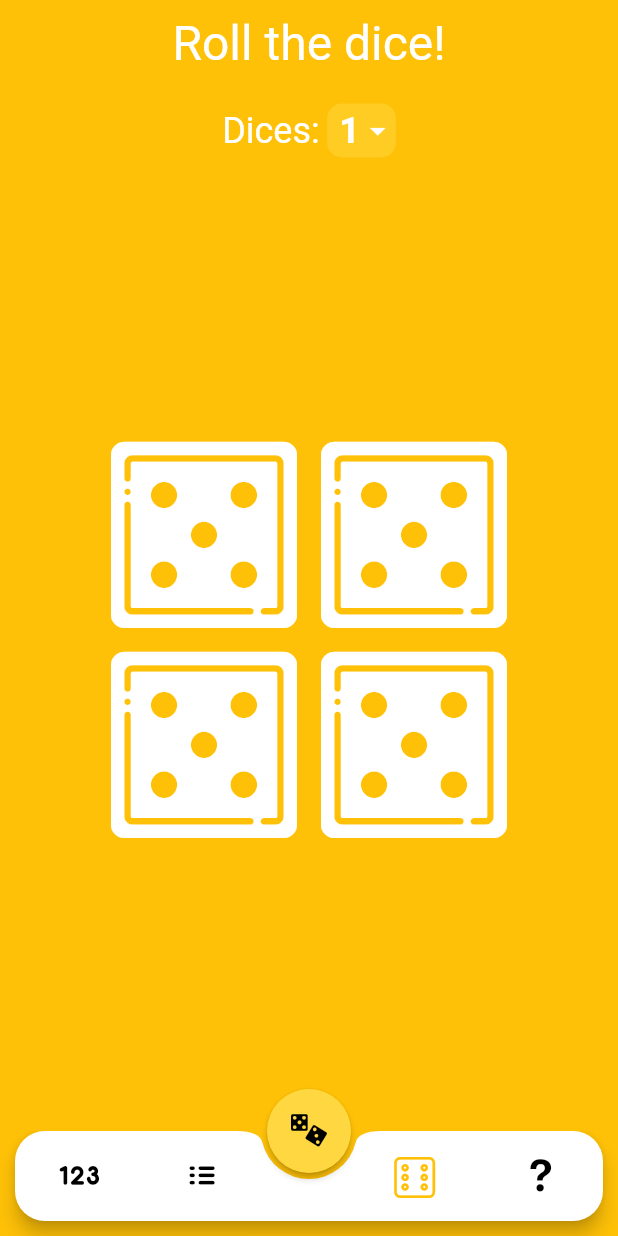
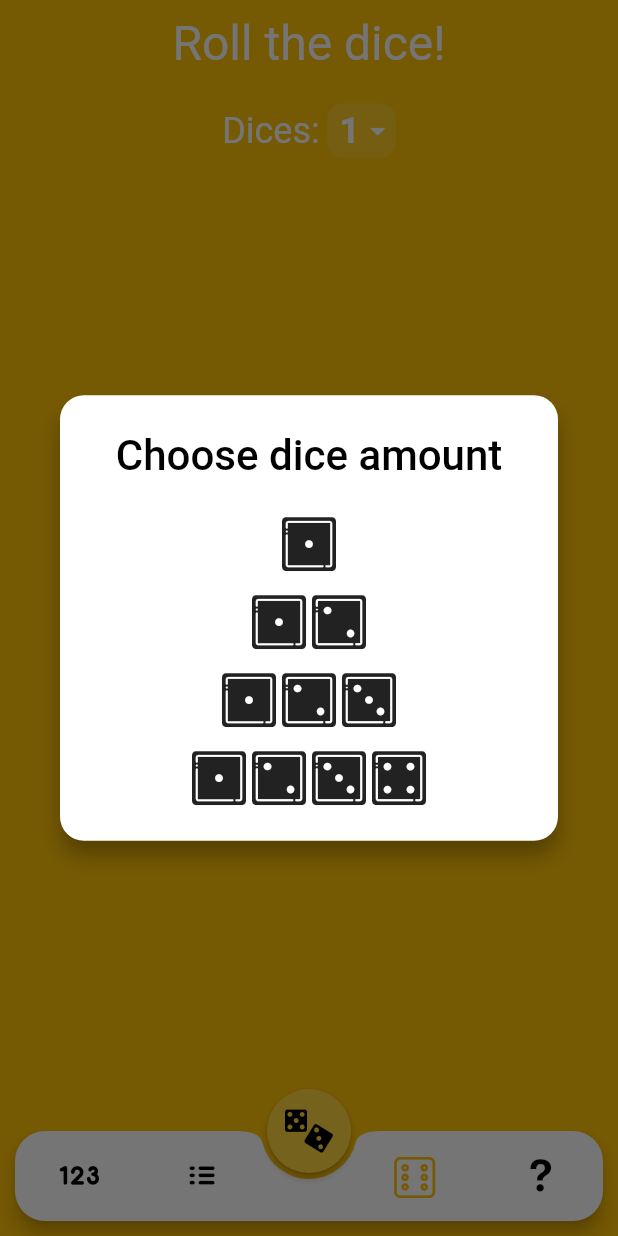
Before and after one commit to artemmmon/randomizer, a Flutter app: the screen it shows after launch, item 3 of the bottom bar chosen, on a phone screen of 412 x 824 dp. Run offline on Flutter 3.47's test engine with Material 2 defaults, Android fonts, the light colour scheme and no system bars; drawn by our look-alikes of auto_size_text; our stand-ins replace bloc, flutter_bloc, rxdart; statements that could not run were skipped.

Commit message:
- gamble: endpoint

```diff
--- a/lib/main.dart
+++ b/lib/main.dart
@@ -132,7 +132,7 @@ class _HomePageState extends State<HomePage> with TickerProviderStateMixin {
                         backgroundColor: _fabColorAnimation?.value ?? colorSet[_currentPageIndex][1],
                         child: Icon(
                           CustomIcons.dices,
-                          size: 24,
+                          size: 32,
                           color: Colors.black,
                         ),
                         elevation: 2.0,
--- a/lib/pages/gamble/gamble_page.dart
+++ b/lib/pages/gamble/gamble_page.dart
@@ -5,6 +5,7 @@ import 'package:auto_size_text/auto_size_text.dart';
 import 'package:flutter/material.dart';
 import 'package:randomizer/config/global_config.dart';
 import 'package:randomizer/config/icons.dart';
+import 'package:randomizer/widget/alert_choose_widget.dart';
 
 class GamblePage extends StatefulWidget {
   @override
@@ -56,12 +57,53 @@ class _GamblePageState extends State<GamblePage> {
         _opacity = 1.0;
       });
     });
+
+    Future.delayed(Duration(milliseconds: (TransitionDuration.SLOW).toInt())).then((_) {
+      _showChooserDialog();
+    });
   }
 
   @override
   void dispose() {
     super.dispose();
     _clickSubscription?.cancel();
+  }
+
+  _showChooserDialog() {
+    final double iconSize = 36;
+    final double space = 4;
+
+    Icon getIcon(int index) => Icon(dices[index], size: iconSize);
+
+    showDialog(
+      context: context,
+      builder: (BuildContext context) => ChooserDialog(
+            title: "Choose dice amount",
+            callBack: (value) {
+              Navigator.of(context).pop();
+            },
+            options: {
+              1: Container(width: double.infinity, child: getIcon(0)),
+              2: Row(
+                  mainAxisSize: MainAxisSize.max,
+                  mainAxisAlignment: MainAxisAlignment.center,
+                  children: <Widget>[getIcon(0), SizedBox(width: space), getIcon(1)]),
+              3: Row(
+                  mainAxisSize: MainAxisSize.max,
+                  mainAxisAlignment: MainAxisAlignment.center,
+                  children: <Widget>[getIcon(0), SizedBox(width: space), getIcon(1), SizedBox(width: space), getIcon(2)]),
+              4: Row(mainAxisSize: MainAxisSize.max, mainAxisAlignment: MainAxisAlignment.center, children: <Widget>[
+                getIcon(0),
+                SizedBox(width: space),
+                getIcon(1),
+                SizedBox(width: space),
+                getIcon(2),
+                SizedBox(width: space),
+                getIcon(3)
+              ])
+            },
+          ),
+    );
   }
 
   @override
--- a/lib/widget/alert_choose_widget.dart
+++ b/lib/widget/alert_choose_widget.dart
@@ -1,15 +1,69 @@
+import 'package:auto_size_text/auto_size_text.dart';
 import 'package:flutter/material.dart';
 
-class ChooserAlert extends StatelessWidget {
-  final List<String> options;
+class ChooserDialog extends StatelessWidget {
+  // Data
+  final String title;
+  final Map<dynamic, Widget> options;
   final OnChose callBack;
 
-  ChooserAlert({this.options, this.callBack});
+  // Ui
+  final double _padding = 16.0;
+  final Color _textColor = Colors.black;
+
+  ChooserDialog({this.title, this.options, this.callBack});
 
   @override
   Widget build(BuildContext context) {
-    return null;
+    return Dialog(
+      shape: RoundedRectangleBorder(
+        borderRadius: BorderRadius.circular(_padding),
+      ),
+      elevation: 0.0,
+      backgroundColor: Colors.transparent,
+      child: _dialogContent(context),
+    );
+  }
+
+  _dialogContent(BuildContext context) {
+    return Container(
+      padding: EdgeInsets.all(_padding).copyWith(top: _padding + (_padding / 2)),
+      decoration: new BoxDecoration(
+        color: Colors.white,
+        shape: BoxShape.rectangle,
+        borderRadius: BorderRadius.circular(_padding),
+        boxShadow: [
+          BoxShadow(
+            color: Colors.black26,
+            blurRadius: 10.0,
+            offset: const Offset(0.0, 10.0),
+          ),
+        ],
+      ),
+      child: Column(
+        mainAxisSize: MainAxisSize.min, // To make the card compact
+        children: <Widget>[
+          AutoSizeText(
+            title,
+            maxLines: 1,
+            style: TextStyle(fontSize: 28, color: Colors.black, fontWeight: FontWeight.w500),
+          ),
+          SizedBox(height: 16),
+          ...options.values
+              .map((value) => Material(
+                  color: Colors.white,
+                  child: InkWell(
+                    onTap: () => callBack(options.entries.firstWhere((entry) => entry.value == value).key),
+                    child: Padding(
+                      padding: const EdgeInsets.all(8.0),
+                      child: value,
+                    ),
+                  )))
+              .toList()
+        ],
+      ),
+    );
   }
 }
 
-typedef OnChose = String Function();
+typedef OnChose = Function(dynamic selectedValue);
--- a/lib/widget/alert_widget.dart
+++ b/lib/widget/alert_widget.dart
@@ -31,9 +31,7 @@ class CustomDialog extends StatelessWidget {
   }
 
   dialogContent(BuildContext context) {
-    return Stack(
-      children: <Widget>[
-        Container(
+    return Container(
       padding: EdgeInsets.all(_padding).copyWith(top: _padding + (_padding / 2)).copyWith(bottom: 0),
       decoration: new BoxDecoration(
         color: Colors.white,
@@ -91,8 +89,6 @@ class CustomDialog extends StatelessWidget {
           ]),
         ],
       ),
-        ),
-      ],
     );
   }
 }
--- a/pubspec.yaml
+++ b/pubspec.yaml
@@ -14,7 +14,7 @@ description: Randomize everything!
 version: 1.0.0+1
 
 environment:
-  sdk: ">=2.1.0 <3.0.0"
+  sdk: ">=2.2.2 <3.0.0"
 
 dependencies:
   flutter:
```
Also changed, not shown: pubspec.lock. Lines whose indentation alone changed are shown as unchanged.
